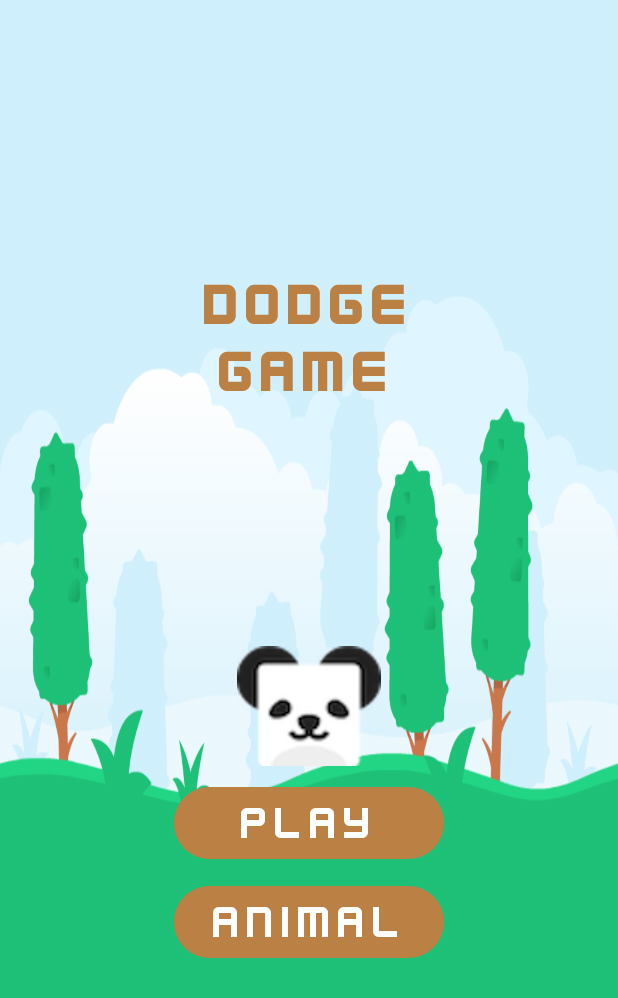
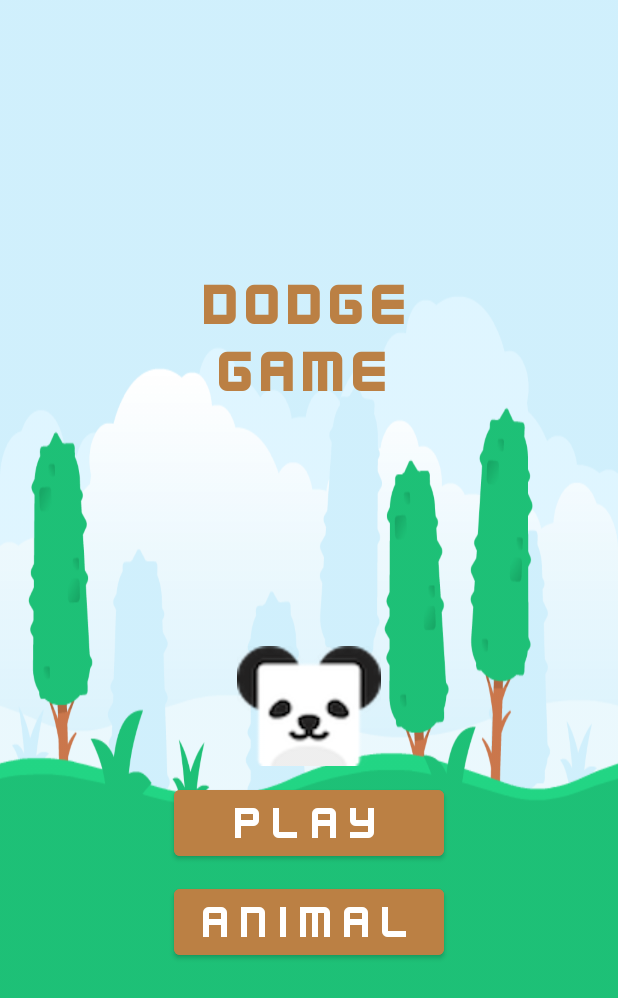
Before and after one commit to TianYouX/Practice-Application, an Android app: the screen it shows after launch (MainActivity), on a phone screen of 412 x 824 dp. Shown: the top 998 px of the screen. Run offline under Robolectric (Android 15) with nearby library versions, the phone set to English and light mode, and no system bars.

Commit message:
Change theme and added popup animals dialog

```diff
--- a/app/src/main/AndroidManifest.xml
+++ b/app/src/main/AndroidManifest.xml
@@ -10,7 +10,7 @@
         android:label="@string/app_name"
         android:roundIcon="@mipmap/ic_launcher_round"
         android:supportsRtl="true"
-        android:theme="@style/Theme.PracticeApplication">
+        android:theme="@style/Theme.AppCompat.Light.NoActionBar.FullScreen">
         <activity
             android:name=".MainActivity"
             android:exported="true">
--- a/app/src/main/res/values/themes.xml
+++ b/app/src/main/res/values/themes.xml
@@ -6,4 +6,13 @@
     </style>
 
     <style name="Theme.PracticeApplication" parent="Base.Theme.PracticeApplication" />
+
+    <!--New Theme-->
+    <style name="Theme.AppCompat.Light.NoActionBar.FullScreen" parent="Theme.MaterialComponents.Light.NoActionBar">
+        <item name="windowNoTitle">true</item>
+        <item name="windowActionBar">false</item>
+        <item name="android:windowFullscreen">true</item>
+        <item name="android:windowContentOverlay">@null</item>
+    </style>
+
 </resources>
```
Also changed, not shown: app/src/main/java/com/example/practiceapplication/MainActivity.java (+10 -1 lines), app/src/main/res/drawable/gradient_bg.xml (added, +9 -0 lines), app/src/main/res/layout/popup_animals_window.xml (added, +17 -0 lines).
